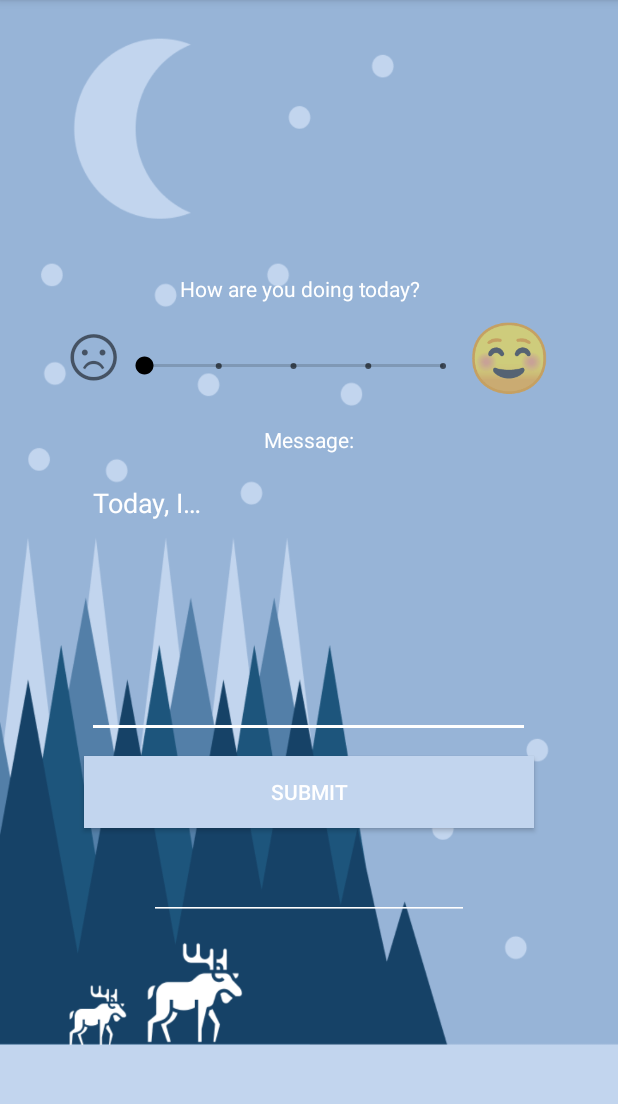
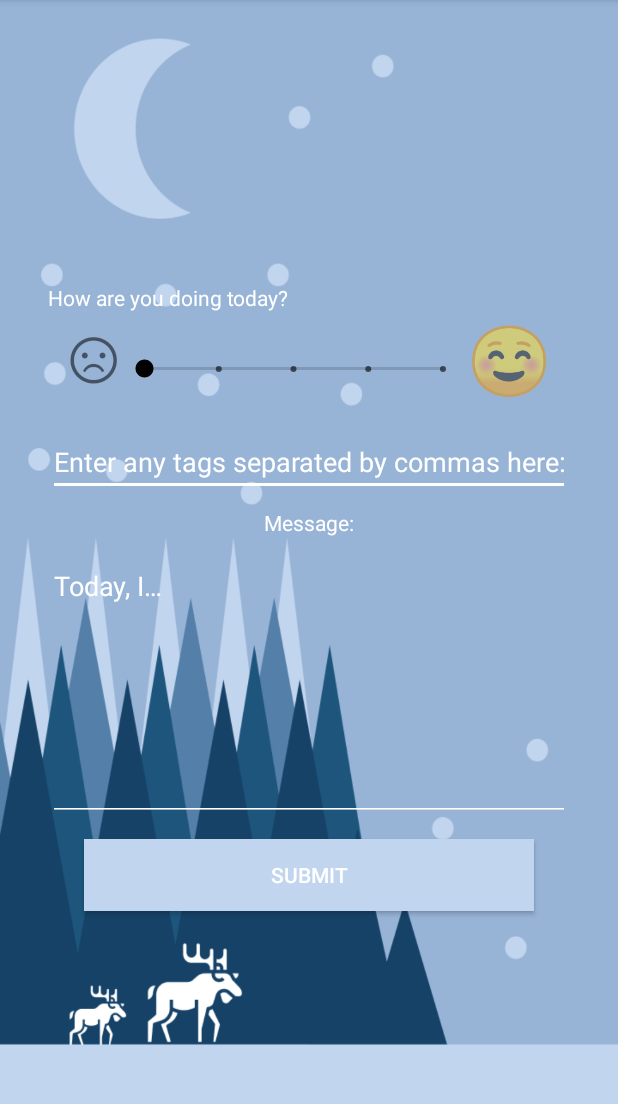
Before and after one commit to Poplica/Feelings-Diary, an Android app: the CreateEntryActivity screen opened directly, with no data from a screen before it, on a phone screen of 412 x 824 dp, the part 84-1188 px from its top. Run offline under Robolectric (Android 15) with nearby library versions, the phone set to English and light mode, and no system bars; our stand-ins replace Firebase (no records; nobody signed in at launch, a user with empty details on screens opened directly).

Commit message:
entry layout change and tag trimming

```diff
--- a/app/src/main/java/com/example/feelingsdiary/CreateEntryActivity.kt
+++ b/app/src/main/java/com/example/feelingsdiary/CreateEntryActivity.kt
@@ -43,6 +43,9 @@ class CreateEntryActivity : AppCompatActivity() {
             } catch (e : Exception) {
                 arrayListOf(userTags.text.toString())
             }
+            for (i in 0..(entryTags.size - 1)) {
+                entryTags[i] = entryTags[i].trim()
+            }
 
             val journalEntry = JournalEntry(
                 complexDate,
--- a/app/src/main/res/layout/activity_create_entry.xml
+++ b/app/src/main/res/layout/activity_create_entry.xml
@@ -7,12 +7,13 @@
     android:layout_height="match_parent"
     android:orientation="vertical"
     android:gravity="center"
+    android:padding="32dp"
     tools:context=".CreateEntryActivity">
         <TextView
             android:textColor="@color/white"
             android:id="@+id/textView"
-            android:layout_width="172dp"
-            android:layout_height="23dp"
+            android:layout_width="match_parent"
+            android:layout_height="wrap_content"
             android:layout_marginTop="28dp"
             android:text="@string/text"
             android:textAppearance="@style/TextAppearance.AppCompat" />
@@ -40,13 +41,17 @@
                     android:text="☺"
                     android:textSize="20pt"/>
         </LinearLayout>
-        <TextView
+        <EditText
             android:textColor="@color/white"
-            android:id="@+id/textView2"
-            android:layout_width="wrap_content"
-            android:layout_height="0dp"
-            android:layout_marginTop="8dp"
-            android:text="@string/tags"/>
+            android:textColorHint="@color/white"
+            android:theme="@style/EditTextTheme"
+            android:hint="@string/tags"
+            android:id="@+id/tags"
+            android:layout_width="match_parent"
+            android:layout_height="wrap_content"
+            android:layout_marginTop="16dp"
+            android:ems="10"
+            android:inputType="textPersonName" />
 
         <TextView
             android:textColor="@color/white"
@@ -61,7 +66,7 @@
             android:textColorHint="@color/white"
             android:theme="@style/EditTextTheme"
             android:id="@+id/entry"
-            android:layout_width="295dp"
+            android:layout_width="match_parent"
             android:layout_height="179dp"
             android:layout_marginTop="8dp"
             android:autofillHints=""
@@ -79,15 +84,4 @@
             android:text="@string/submit"
             android:textColor="@color/white"
             android:background="@color/colorPrimaryDark"/>
-
-        <EditText
-            android:textColor="@color/white"
-            android:textColorHint="@color/white"
-            android:theme="@style/EditTextTheme"
-            android:id="@+id/tags"
-            android:layout_width="wrap_content"
-            android:layout_height="wrap_content"
-            android:layout_marginTop="16dp"
-            android:ems="10"
-            android:inputType="textPersonName" />
 </LinearLayout>
```
